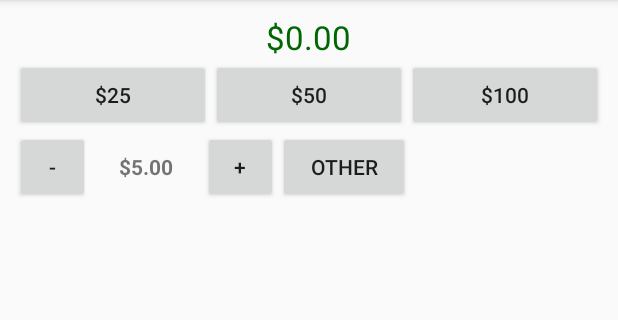
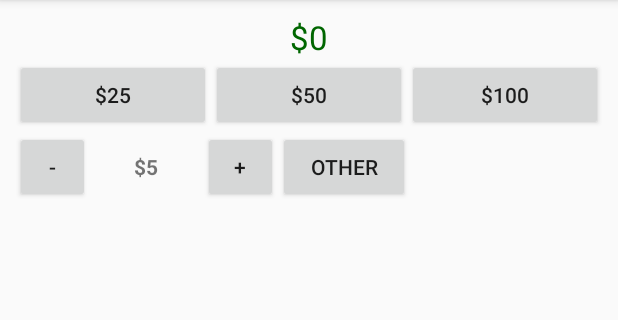
Before and after one commit to szwork2013/androidauction, an Android app: the fragment FundFragment placed in its activity, after a tap on "$25", on a phone screen of 412 x 824 dp, the part 84-404 px from its top. Run offline under Robolectric (Android 15) with nearby library versions, the phone set to English and light mode, and no system bars; network calls fail; 2 statements that could not run were skipped.

Commit message:
ui changes

```diff
--- a/app/src/main/java/com/mobiaware/mobiauction/FundFragment.java
+++ b/app/src/main/java/com/mobiaware/mobiauction/FundFragment.java
@@ -77,8 +77,10 @@ public class FundFragment extends Fragment {
 
         double value = ((AuctionApplication) getActivity().getApplicationContext()).getFundValue();
 
-        NumberFormat format = NumberFormat.getCurrencyInstance(Locale.US);
-        _fundValue.setText(format.format(Math.floor(value)));
+        NumberFormat nf = NumberFormat.getCurrencyInstance(Locale.US);
+        nf.setMinimumFractionDigits(0);
+
+        _fundValue.setText(nf.format(value));
 
         view.findViewById(R.id.twentyFiveFund).setOnClickListener(new View.OnClickListener() {
             @Override
@@ -157,8 +159,10 @@ public class FundFragment extends Fragment {
             if (value > 0.0) {
                 Toast.makeText(getActivity(), getString(R.string.fund_success), Toast.LENGTH_SHORT).show();
 
-                NumberFormat format = NumberFormat.getCurrencyInstance(Locale.US);
-                _fundValue.setText(format.format(Math.floor(value)));
+                NumberFormat nf = NumberFormat.getCurrencyInstance(Locale.US);
+                nf.setMinimumFractionDigits(0);
+
+                _fundValue.setText(nf.format(value));
 
                 ((AuctionApplication) getActivity().getApplicationContext()).setFundValue(value);
             } else {
--- a/app/src/main/java/com/mobiaware/mobiauction/ItemListItemsAdapter.java
+++ b/app/src/main/java/com/mobiaware/mobiauction/ItemListItemsAdapter.java
@@ -64,8 +64,10 @@ public class ItemListItemsAdapter extends CursorAdapter {
                     Long.toString(item.getBidCount())));
         }
 
-        NumberFormat format = NumberFormat.getCurrencyInstance(Locale.US);
-        ((TextView) view.findViewById(R.id.itemPrice)).setText(format.format(Math.floor(item.getCurPrice())));
+        NumberFormat nf = NumberFormat.getCurrencyInstance(Locale.US);
+        nf.setMinimumFractionDigits(0);
+
+        ((TextView) view.findViewById(R.id.itemPrice)).setText(nf.format(item.getCurPrice()));
         ((TextView) view.findViewById(R.id.itemPrice)).setTextColor(Color.rgb(0, 102, 0));
 
         if (item.isBidding()) {
--- a/app/src/main/java/com/mobiaware/mobiauction/controls/ValueStepper.java
+++ b/app/src/main/java/com/mobiaware/mobiauction/controls/ValueStepper.java
@@ -183,7 +183,9 @@ public class ValueStepper extends LinearLayout {
     }
 
     private void updateTextField() {
-        NumberFormat format = NumberFormat.getCurrencyInstance(Locale.US);
-        _valueText.setText(format.format(_value));
+        NumberFormat nf = NumberFormat.getCurrencyInstance(Locale.US);
+        nf.setMinimumFractionDigits(0);
+
+        _valueText.setText(nf.format(_value));
     }
 }
--- a/app/src/main/res/values/strings.xml
+++ b/app/src/main/res/values/strings.xml
@@ -37,4 +37,8 @@
     <string name="fund_success">Thanks for the contribution!</string>
     <string name="fund_failed">There was a problem updating your fund amount. Please try again.</string>
 
+    <string name="refresh_success">Items successfully updated.</string>
+    <string name="refresh_failed">There was a problem updating the items.</string>
+
+
 </resources>
```
Also changed, not shown: app/src/main/java/com/mobiaware/mobiauction/ItemListFragment.java (+7 -2 lines).
